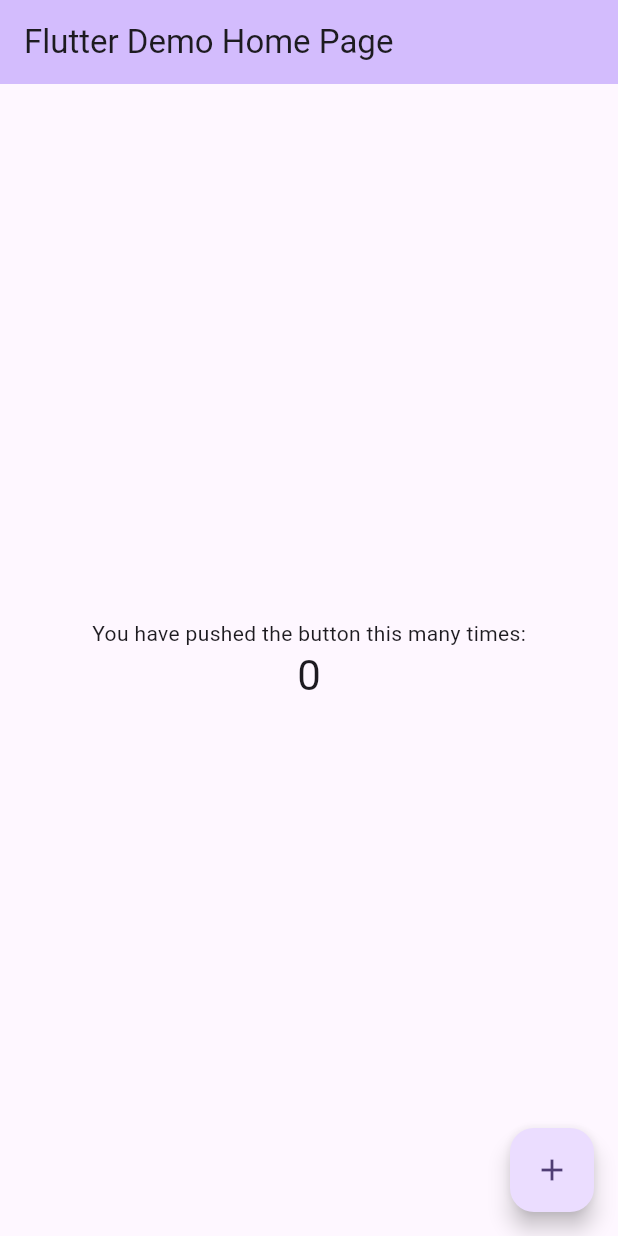
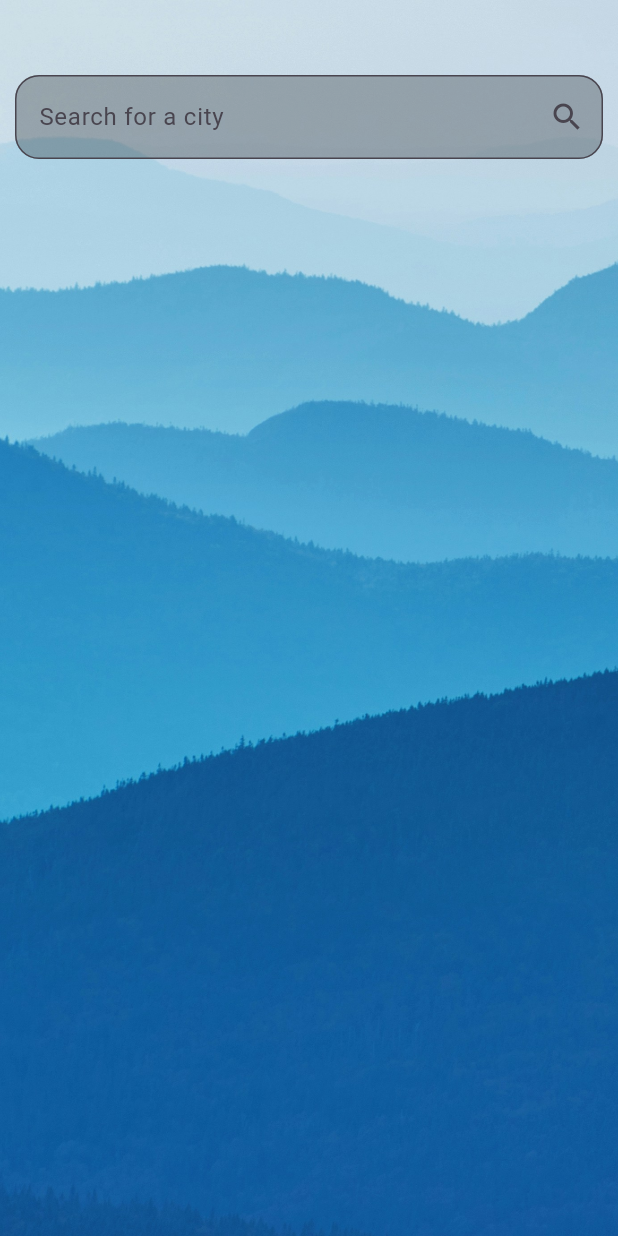
Before and after one commit to SajjadAli54/weather_app, a Flutter app: the screen it shows after launch, on a phone screen of 412 x 824 dp. Run offline on Flutter 3.47's test engine with Material 3 defaults, Android fonts, the phone set to English and light mode, and no system bars.

Commit message:
Add Search field in the UI

```diff
--- a/lib/main.dart
+++ b/lib/main.dart
@@ -1,4 +1,6 @@
 import 'package:flutter/material.dart';
+
+import 'weather_page.dart';
 
 void main() {
   runApp(const MyApp());
@@ -7,119 +9,15 @@ void main() {
 class MyApp extends StatelessWidget {
   const MyApp({super.key});
 
-  // This widget is the root of your application.
   @override
   Widget build(BuildContext context) {
     return MaterialApp(
-      title: 'Flutter Demo',
+      debugShowCheckedModeBanner: false,
+      title: 'Weather App',
       theme: ThemeData(
-        // This is the theme of your application.
-        //
-        // TRY THIS: Try running your application with "flutter run". You'll see
-        // the application has a purple toolbar. Then, without quitting the app,
-        // try changing the seedColor in the colorScheme below to Colors.green
-        // and then invoke "hot reload" (save your changes or press the "hot
-        // reload" button in a Flutter-supported IDE, or press "r" if you used
-        // the command line to start the app).
-        //
-        // Notice that the counter didn't reset back to zero; the application
-        // state is not lost during the reload. To reset the state, use hot
-        // restart instead.
-        //
-        // This works for code too, not just values: Most code changes can be
-        // tested with just a hot reload.
-        colorScheme: ColorScheme.fromSeed(seedColor: Colors.deepPurple),
-        useMaterial3: true,
+        primarySwatch: Colors.blue,
       ),
-      home: const MyHomePage(title: 'Flutter Demo Home Page'),
+      home: const WeatherPage(),
     );
   }
 }
-
-class MyHomePage extends StatefulWidget {
-  const MyHomePage({super.key, required this.title});
-
-  // This widget is the home page of your application. It is stateful, meaning
-  // that it has a State object (defined below) that contains fields that affect
-  // how it looks.
-
-  // This class is the configuration for the state. It holds the values (in this
-  // case the title) provided by the parent (in this case the App widget) and
-  // used by the build method of the State. Fields in a Widget subclass are
-  // always marked "final".
-
-  final String title;
-
-  @override
-  State<MyHomePage> createState() => _MyHomePageState();
-}
-
-class _MyHomePageState extends State<MyHomePage> {
-  int _counter = 0;
-
-  void _incrementCounter() {
-    setState(() {
-      // This call to setState tells the Flutter framework that something has
-      // changed in this State, which causes it to rerun the build method below
-      // so that the display can reflect the updated values. If we changed
-      // _counter without calling setState(), then the build method would not be
-      // called again, and so nothing would appear to happen.
-      _counter++;
-    });
-  }
-
-  @override
-  Widget build(BuildContext context) {
-    // This method is rerun every time setState is called, for instance as done
-    // by the _incrementCounter method above.
-    //
-    // The Flutter framework has been optimized to make rerunning build methods
-    // fast, so that you can just rebuild anything that needs updating rather
-    // than having to individually change instances of widgets.
-    return Scaffold(
-      appBar: AppBar(
-        // TRY THIS: Try changing the color here to a specific color (to
-        // Colors.amber, perhaps?) and trigger a hot reload to see the AppBar
-        // change color while the other colors stay the same.
-        backgroundColor: Theme.of(context).colorScheme.inversePrimary,
-        // Here we take the value from the MyHomePage object that was created by
-        // the App.build method, and use it to set our appbar title.
-        title: Text(widget.title),
-      ),
-      body: Center(
-        // Center is a layout widget. It takes a single child and positions it
-        // in the middle of the parent.
-        child: Column(
-          // Column is also a layout widget. It takes a list of children and
-          // arranges them vertically. By default, it sizes itself to fit its
-          // children horizontally, and tries to be as tall as its parent.
-          //
-          // Column has various properties to control how it sizes itself and
-          // how it positions its children. Here we use mainAxisAlignment to
-          // center the children vertically; the main axis here is the vertical
-          // axis because Columns are vertical (the cross axis would be
-          // horizontal).
-          //
-          // TRY THIS: Invoke "debug painting" (choose the "Toggle Debug Paint"
-          // action in the IDE, or press "p" in the console), to see the
-          // wireframe for each widget.
-          mainAxisAlignment: MainAxisAlignment.center,
-          children: <Widget>[
-            const Text(
-              'You have pushed the button this many times:',
-            ),
-            Text(
-              '$_counter',
-              style: Theme.of(context).textTheme.headlineMedium,
-            ),
-          ],
-        ),
-      ),
-      floatingActionButton: FloatingActionButton(
-        onPressed: _incrementCounter,
-        tooltip: 'Increment',
-        child: const Icon(Icons.add),
-      ), // This trailing comma makes auto-formatting nicer for build methods.
-    );
-  }
-}
--- /dev/null
+++ b/lib/weather_page.dart
@@ -0,0 +1,35 @@
+import 'package:flutter/material.dart';
+import 'package:weather_app/widgets/search_field.dart';
+
+class WeatherPage extends StatefulWidget {
+  const WeatherPage({super.key});
+
+  @override
+  State<WeatherPage> createState() => _WeatherPageState();
+}
+
+class _WeatherPageState extends State<WeatherPage> {
+  @override
+  Widget build(BuildContext context) {
+    return Scaffold(
+      body: Stack(
+        children: [
+          Image.asset(
+            "assets/images/haze.jpg",
+            width: double.infinity,
+            height: double.infinity,
+            fit: BoxFit.cover,
+          ),
+          const Padding(
+            padding: EdgeInsets.all(10.0),
+            child: SingleChildScrollView(
+              child: Column(
+                children: [SizedBox(height: 40), SearchField()],
+              ),
+            ),
+          )
+        ],
+      ),
+    );
+  }
+}
--- /dev/null
+++ b/lib/widgets/search_field.dart
@@ -0,0 +1,21 @@
+import 'package:flutter/material.dart';
+
+class SearchField extends StatelessWidget {
+  const SearchField({super.key});
+
+  @override
+  Widget build(BuildContext context) {
+    return TextField(
+      decoration: InputDecoration(
+        border: OutlineInputBorder(
+          borderRadius: BorderRadius.circular(16),
+        ),
+        labelText: 'Search for a city',
+        hintText: "Enter City Name",
+        suffixIcon: const Icon(Icons.search),
+        filled: true,
+        fillColor: Colors.black26,
+      ),
+    );
+  }
+}
```
Also changed, not shown: pubspec.yaml (+5 -68 lines), assets/images/haze.jpg (added).
